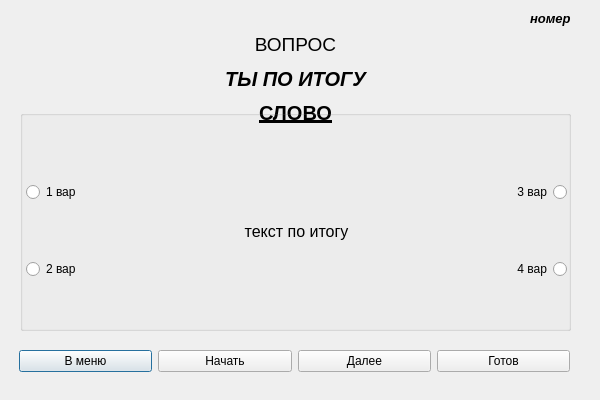
Qt form Word-Flow/testuser.ui (timowka0304/Word-Flow) before a commit.
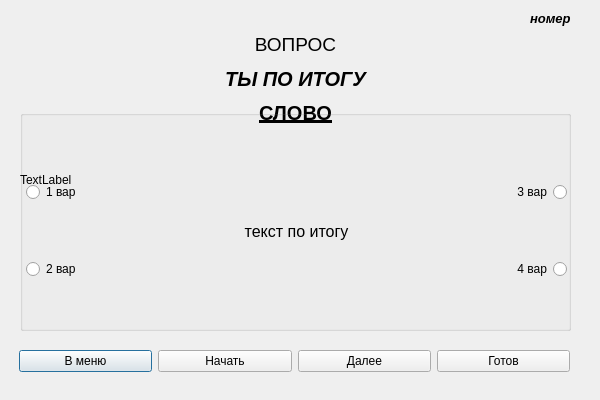
The same form after that commit.

```diff
--- a/Word-Flow/testuser.ui
+++ b/Word-Flow/testuser.ui
@@ -256,6 +256,19 @@
     </layout>
    </widget>
   </widget>
+  <widget class="QLabel" name="label">
+   <property name="geometry">
+    <rect>
+     <x>20</x>
+     <y>20</y>
+     <width>550</width>
+     <height>320</height>
+    </rect>
+   </property>
+   <property name="text">
+    <string>TextLabel</string>
+   </property>
+  </widget>
  </widget>
  <resources/>
  <connections/>
```
